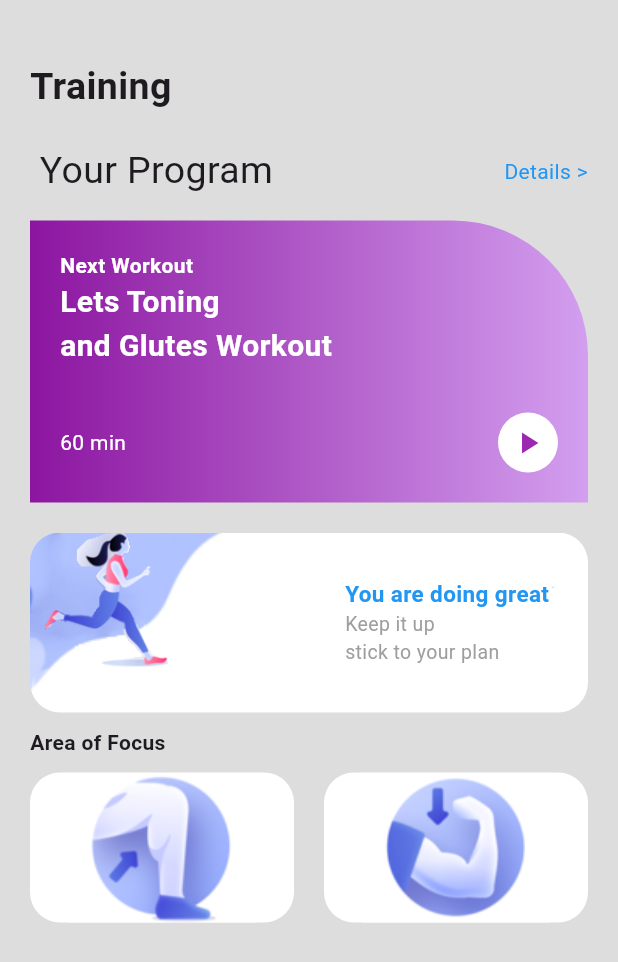
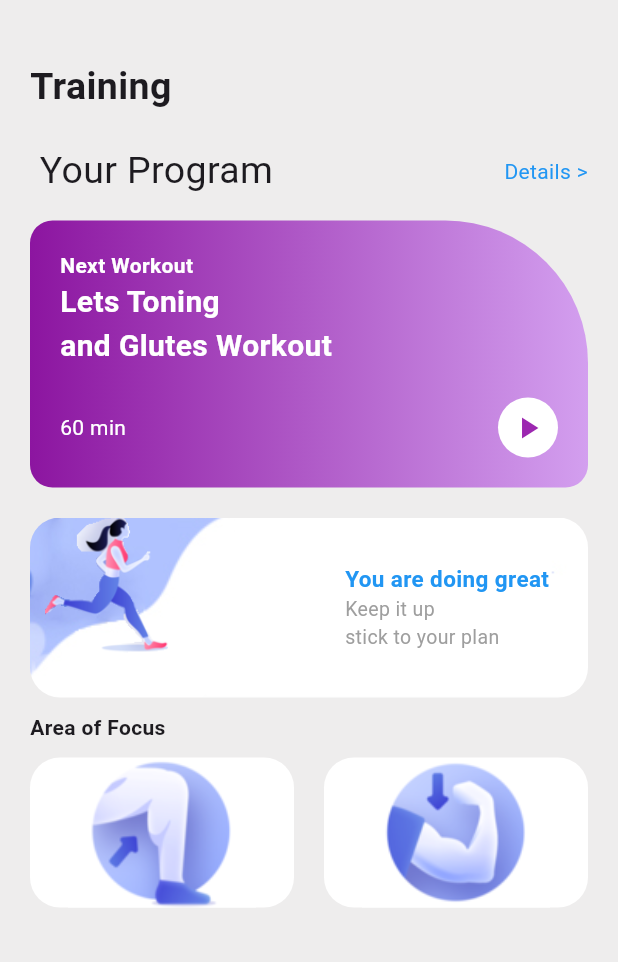
Before and after one commit to BungaDOR/mobile_programming2025, a Flutter app: the screen it shows after launch, on a phone screen of 412 x 824 dp. Shown: the top 962 px of the screen. Run offline on Flutter 3.47's test engine with Material 3 defaults, Android fonts, the phone set to English and light mode, and no system bars.

```diff
--- a/lib/tugas/quiz_1.dart
+++ b/lib/tugas/quiz_1.dart
@@ -7,7 +7,7 @@ class quiz_1 extends StatelessWidget {
   @override
   Widget build(BuildContext context) {
     return Scaffold(
-      backgroundColor: const Color.fromARGB(255, 222, 221, 221),
+      backgroundColor: const Color.fromARGB(255, 238, 237, 237),
       body: Padding(
         padding: const EdgeInsets.symmetric(horizontal: 20, vertical: 40),
         child: Column(
@@ -35,7 +35,8 @@ class quiz_1 extends StatelessWidget {
                          const Color.fromARGB(255, 211, 159, 239),
                       ],),
                     borderRadius: BorderRadius.only(
-                      topRight: Radius.circular(90))
+                      topRight: Radius.circular(95), bottomRight: Radius.circular(15),
+                      topLeft: Radius.circular(15), bottomLeft: Radius.circular(15)),
                   ),
                   padding: EdgeInsets.symmetric(horizontal: 20,vertical: 20),
                   child: Column(
@@ -51,13 +52,13 @@ class quiz_1 extends StatelessWidget {
                           style: TextStyle(fontWeight: FontWeight.bold, fontSize: 20,
                           color: Colors.white),),
 
-                          SizedBox(height: 30,),
+                          SizedBox(height: 20,),
                           Row(
                             mainAxisAlignment: MainAxisAlignment.spaceBetween,
                             children: [
                               Text("60 min",
-                              style: TextStyle(color: Colors.white),),
-
+                              style: TextStyle(color: Colors.white),
+                              ),
                               Container(
                                 width: 40, height: 40,
                                 decoration: BoxDecoration(
@@ -114,7 +115,6 @@ class quiz_1 extends StatelessWidget {
                 Text("Area of Focus",
                 style: TextStyle(fontWeight: FontWeight.bold),),
                 SizedBox(height: 10,),
-                // padding: EdgeInsets.symmetric(horizontal: 20,vertical: 20),
                 Row(
                   mainAxisAlignment: MainAxisAlignment.spaceBetween,
                   children: [
```
